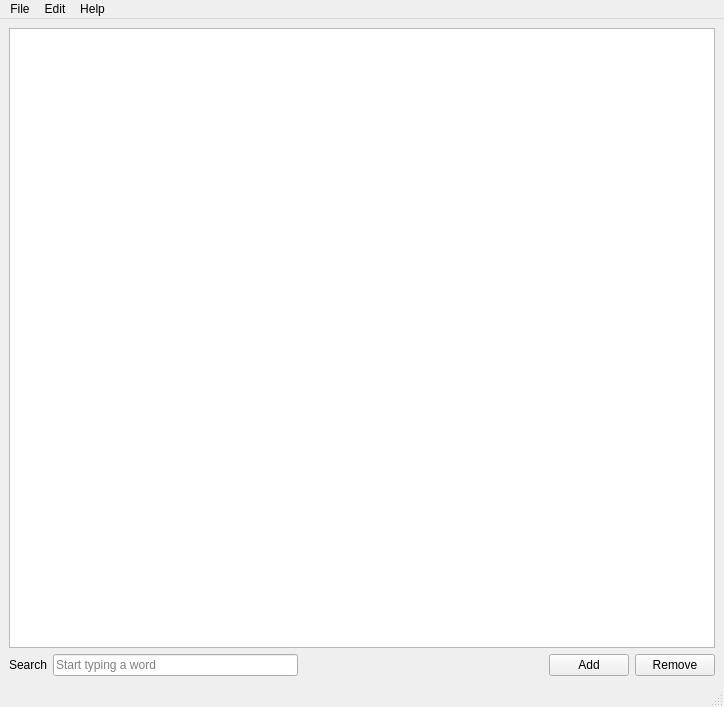
VitalikTsarik/linguistic-knowledge-base, file src/gui/forms/main_window.ui: the form before one commit.
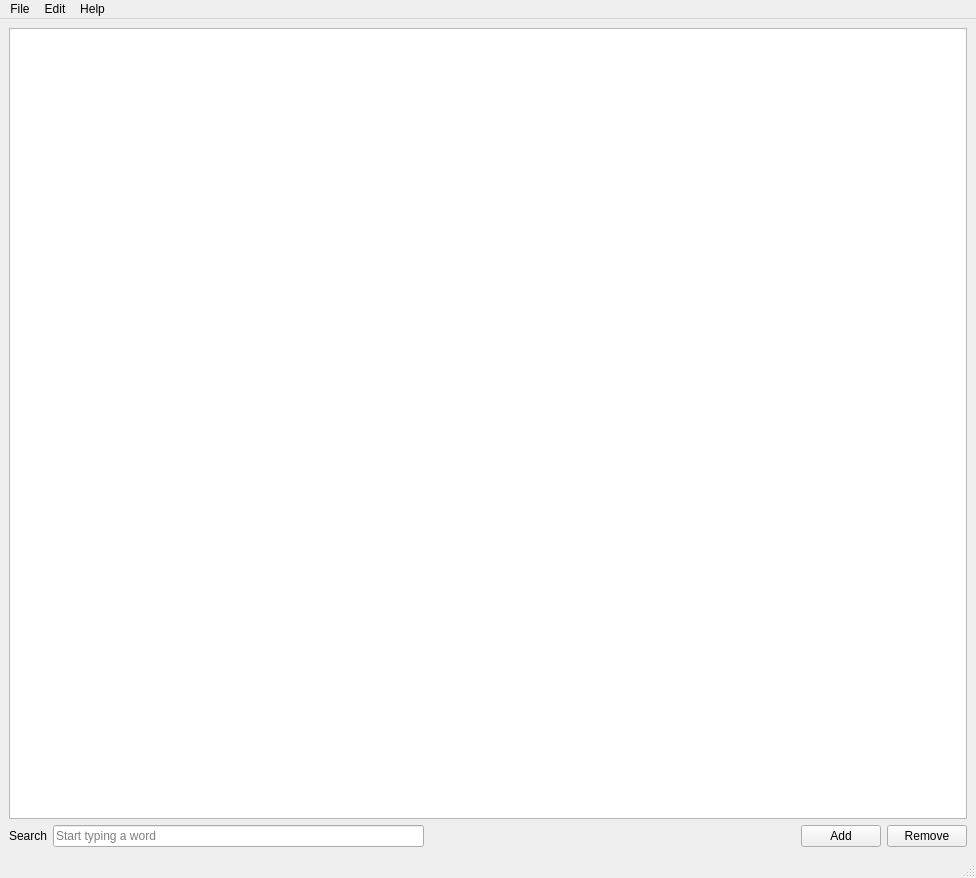
The form after the commit.

```diff
--- a/src/gui/forms/main_window.ui
+++ b/src/gui/forms/main_window.ui
@@ -9,8 +9,8 @@
    <rect>
     <x>0</x>
     <y>0</y>
-    <width>724</width>
-    <height>707</height>
+    <width>976</width>
+    <height>878</height>
    </rect>
   </property>
   <property name="sizePolicy">
@@ -55,6 +55,9 @@
         <property name="selectionBehavior">
          <enum>QAbstractItemView::SelectRows</enum>
         </property>
+        <property name="textElideMode">
+         <enum>Qt::ElideRight</enum>
+        </property>
         <property name="showGrid">
          <bool>true</bool>
         </property>
@@ -126,7 +129,7 @@
     <rect>
      <x>0</x>
      <y>0</y>
-     <width>724</width>
+     <width>976</width>
      <height>20</height>
     </rect>
    </property>
```
